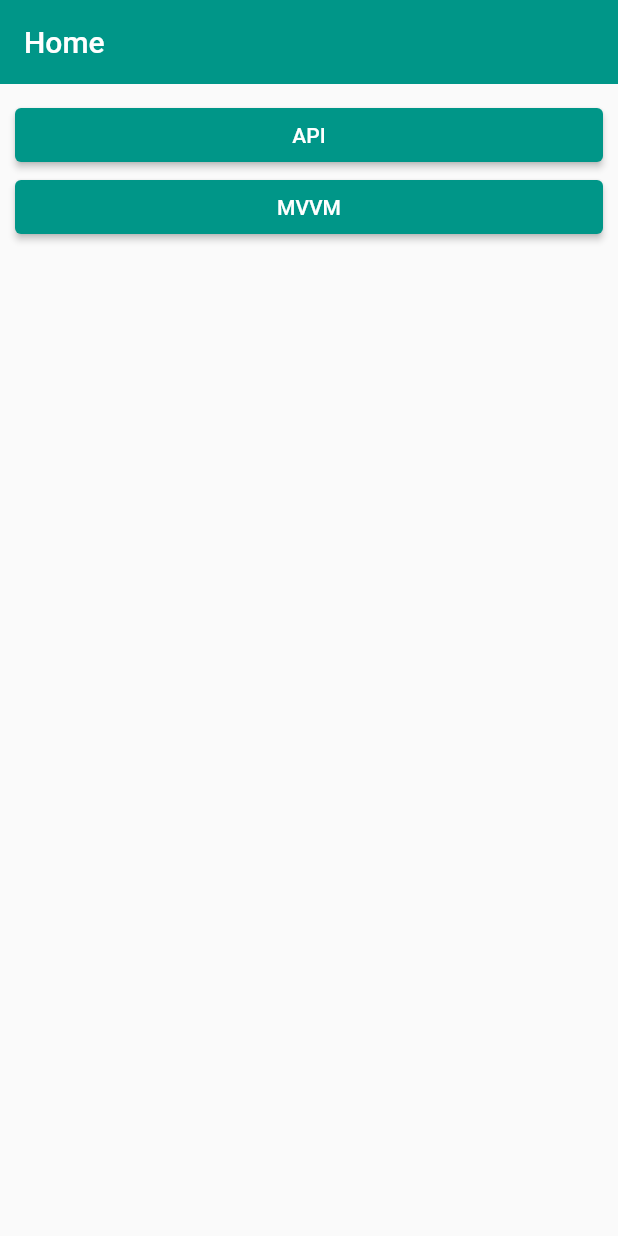
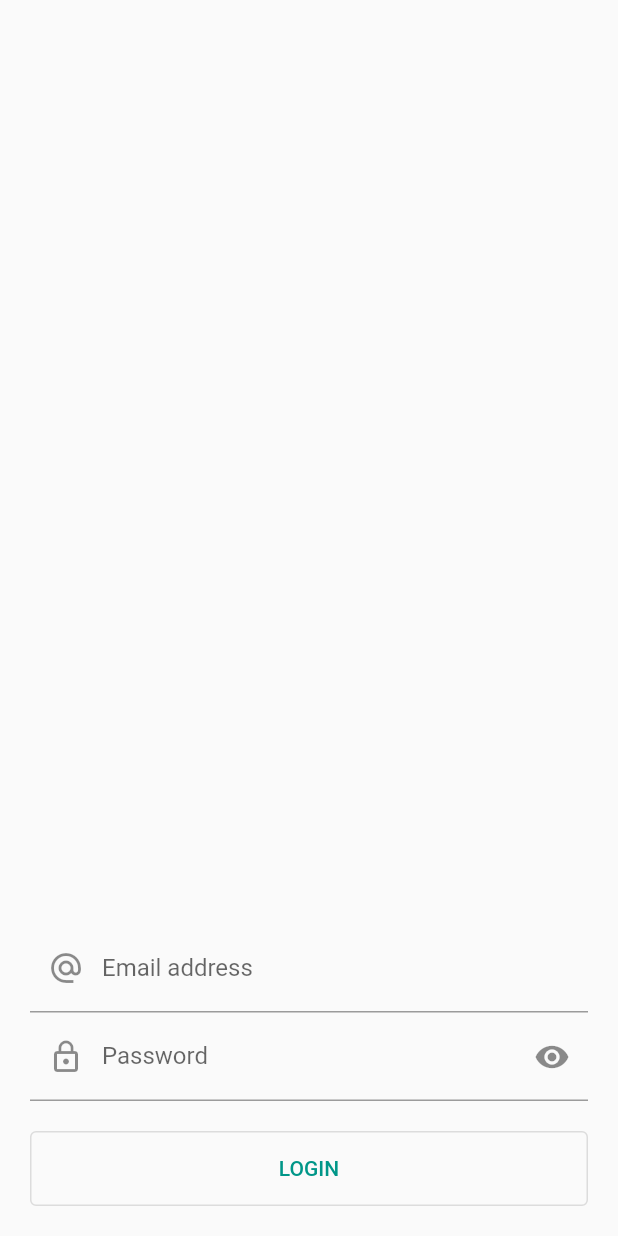
Before and after one commit to kunduarnab/mvvm_flutter, a Flutter app: the screen it shows after launch, on a phone screen of 412 x 824 dp. Run offline on Flutter 3.47's test engine with Material 2 defaults, Android fonts, the phone set to English and light mode, and no system bars.

Commit message:
Route added

```diff
--- a/lib/main.dart
+++ b/lib/main.dart
@@ -1,9 +1,7 @@
 import 'package:flutter/material.dart';
-import 'package:mvvm/api_tut/LoginScreen.dart';
-import 'package:mvvm/api_tut/api_tut_page.dart';
-import 'package:mvvm/api_tut/custom_model_api.dart';
-import 'package:mvvm/api_tut/list_with_image.dart';
-import 'package:mvvm/mvvm_tut/mvvm_tut_page.dart';
+import 'package:mvvm/mvvm_tut/login_screen.dart';
+import 'package:mvvm/mvvm_tut/route/routes.dart';
+import 'package:mvvm/mvvm_tut/route/routes_name.dart';
 
 void main() {
   runApp(const MyApp());
@@ -19,63 +17,9 @@ class MyApp extends StatelessWidget {
       theme: ThemeData(
         primarySwatch: Colors.teal,
       ),
-      home: const MyHomePage(title: 'Home'),
+      home: LoginView(),
+      initialRoute: RoutesName.login,
+      onGenerateRoute: Routes.generateRoutes,
     );
   }
 }
-
-class MyHomePage extends StatelessWidget {
-  const MyHomePage({super.key, required this.title});
-
-  final String title;
-
-  @override
-  Widget build(BuildContext context) {
-    return Scaffold(
-        appBar: AppBar(
-          elevation: 0,
-          title: Text(title),
-        ),
-        body: Padding(
-          padding: const EdgeInsets.all(10.0),
-          child: Column(
-            children: [
-              Row(
-                children: [
-                  Expanded(
-                    child: ElevatedButton(
-                      onPressed: () {
-                        Navigator.of(context).push(
-                          MaterialPageRoute(
-                            // builder: (context) => const ApiTutPage(),
-                            // builder: (context) => const CustomModelApi(),
-                            builder: (context) => const LoginScreen(),
-                          ),
-                        );
-                      },
-                      child: const Text("API"),
-                    ),
-                  ),
-                ],
-              ),
-              Row(
-                children: [
-                  Expanded(
-                    child: ElevatedButton(
-                      onPressed: () {
-                        Navigator.of(context).push(
-                          MaterialPageRoute(
-                            builder: (context) => const MvvmTutPage(),
-                          ),
-                        );
-                      },
-                      child: const Text("MVVM"),
-                    ),
-                  ),
-                ],
-              ),
-            ],
-          ),
-        ));
-  }
-}
--- /dev/null
+++ b/lib/mvvm_tut/login_screen.dart
@@ -0,0 +1,66 @@
+import 'package:flutter/material.dart';
+
+class LoginView extends StatelessWidget {
+  LoginView({Key? key}) : super(key: key);
+
+  final _emailController = TextEditingController();
+  final _passwordController = TextEditingController();
+  final ValueNotifier<bool> _isPasswordVisible = ValueNotifier<bool>(false);
+
+  @override
+  Widget build(BuildContext context) {
+    return Scaffold(
+      appBar: AppBar(
+        elevation: 0,
+        toolbarHeight: 0,
+      ),
+      body: Padding(
+        padding: const EdgeInsets.all(20.0),
+        child: Column(
+          children: [
+            const Spacer(),
+            TextFormField(
+              controller: _emailController,
+              keyboardType: TextInputType.emailAddress,
+              decoration: const InputDecoration(
+                  hintText: "Email address",
+                  labelText: "Email address",
+                  prefixIcon: Icon(Icons.alternate_email)),
+            ),
+            ValueListenableBuilder<bool>(
+              valueListenable: _isPasswordVisible,
+              builder: (context, value, child) => TextFormField(
+                controller: _passwordController,
+                obscureText: _isPasswordVisible.value,
+                decoration: InputDecoration(
+                  hintText: "Password",
+                  labelText: "Password",
+                  prefixIcon: const Icon(Icons.lock_outline),
+                  suffixIcon: IconButton(
+                    onPressed: () {
+                      _isPasswordVisible.value = !_isPasswordVisible.value;
+                    },
+                    icon: _isPasswordVisible.value
+                        ? const Icon(Icons.visibility_off)
+                        : const Icon(Icons.visibility),
+                  ),
+                ),
+              ),
+            ),
+            const SizedBox(
+              height: 20,
+            ),
+            SizedBox(
+              width: double.infinity,
+              height: 50,
+              child: OutlinedButton(
+                onPressed: () {},
+                child: const Text("LOGIN"),
+              ),
+            )
+          ],
+        ),
+      ),
+    );
+  }
+}
--- /dev/null
+++ b/lib/mvvm_tut/route/routes.dart
@@ -0,0 +1,29 @@
+import 'package:flutter/material.dart';
+import 'package:mvvm/mvvm_tut/home_screen.dart';
+import 'package:mvvm/mvvm_tut/login_screen.dart';
+import 'package:mvvm/mvvm_tut/route/routes_name.dart';
+
+class Routes {
+  static Route<dynamic> generateRoutes(RouteSettings settings) {
+    switch (settings.name) {
+      case RoutesName.home:
+        return MaterialPageRoute(builder: (context) => const HomeView());
+      case RoutesName.login:
+        return MaterialPageRoute(builder: (context) => LoginView());
+      default:
+        return MaterialPageRoute(
+          builder: (context) {
+            return Scaffold(
+              appBar: AppBar(
+                elevation: 0,
+                toolbarHeight: 0,
+              ),
+              body: const Center(
+                child: Text("No routes found!"),
+              ),
+            );
+          },
+        );
+    }
+  }
+}
--- /dev/null
+++ b/lib/mvvm_tut/route/routes_name.dart
@@ -0,0 +1,4 @@
+class RoutesName {
+  static const String login = "login_view";
+  static const String home = "home_view";
+}
```
Also changed, not shown: lib/mvvm_tut/home_screen.dart (added, +23 -0 lines), lib/mvvm_tut/mvvm_tut_page.dart (deleted, +0 -16 lines).
